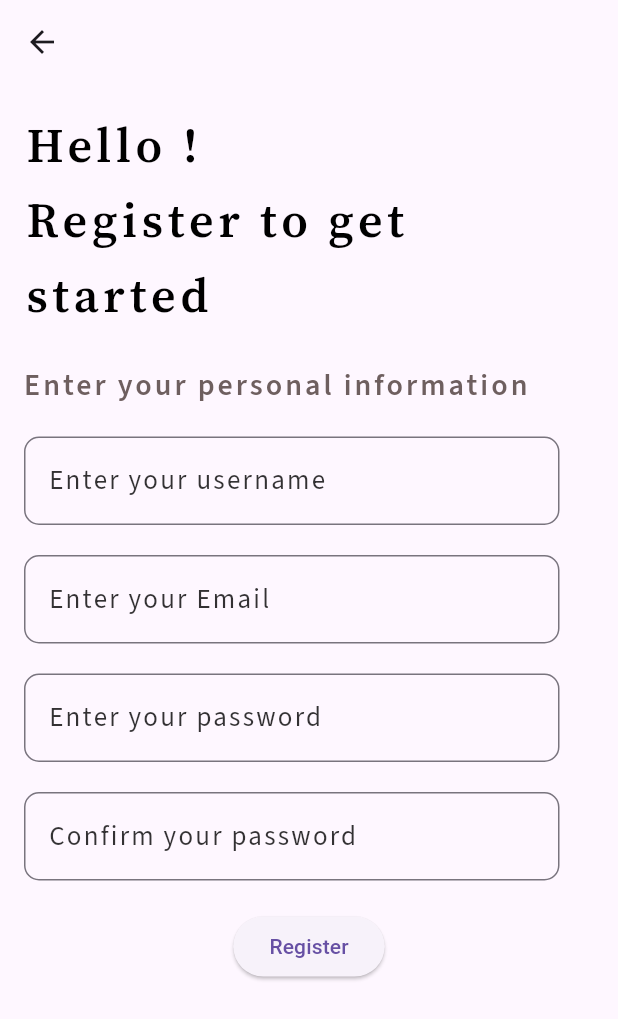
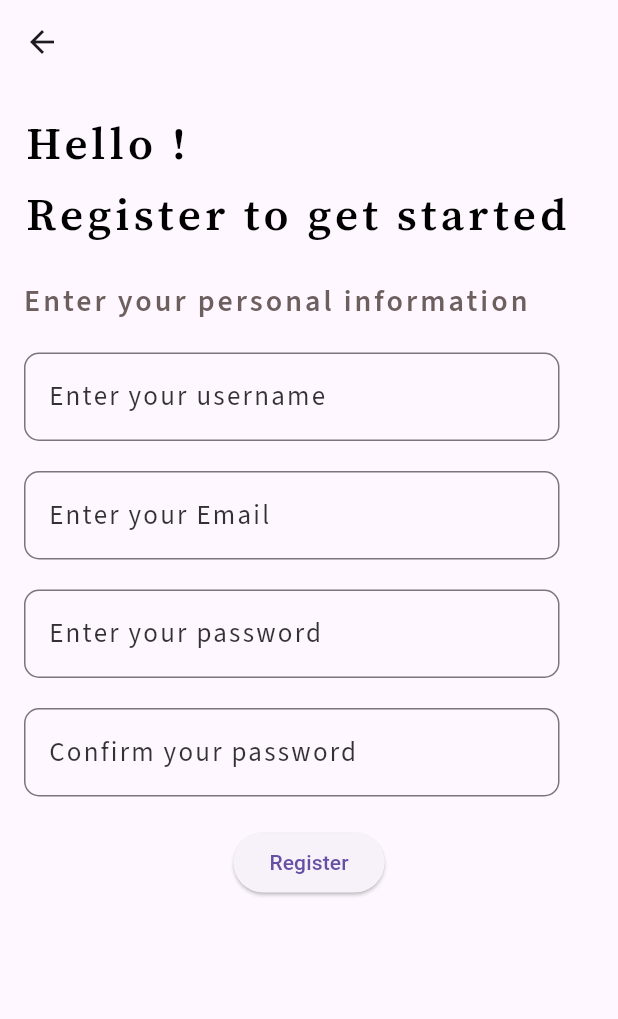
Before and after one commit to Lim-Huycheng/CADT_Y2_T2_Mobile_development, a Flutter app: the RegistrationForm screen opened directly, on a phone screen of 412 x 824 dp. Shown: the top 1019 px of the screen. Run offline on Flutter 3.47's test engine with Material 3 defaults, Android fonts, the phone set to English and light mode, and no system bars.

Commit message:
update_for_signup

```diff
--- a/lib/Lymean/signup.dart
+++ b/lib/Lymean/signup.dart
@@ -56,14 +56,14 @@ class HelloRegisterToGetStarted extends StatelessWidget {
     return SizedBox(
       width: 387,
       child: const Text(
-        'Hello ! \nRegister to get started ',
+        'Hello ! \nRegister to get started',
         style: TextStyle(
           color: Colors.black,
-          fontSize: 32,
+          fontSize: 30,
           fontFamily: 'SourceSerif',
           fontWeight: FontWeight.w600,
           height: 1.56,
-          letterSpacing: 3.20,
+          letterSpacing: 2.90,
         ),
       ),
     );
--- a/pubspec.yaml
+++ b/pubspec.yaml
@@ -39,6 +39,12 @@ dependencies:
 dev_dependencies:
   flutter_test:
     sdk: flutter
+  flutter_launcher_icons: "^0.14.3"
+
+flutter_launcher_icons:
+  android: "launcher_icon"
+  ios: true
+  image_path: "assets/logo/logo.jpg"
 
   # The "flutter_lints" package below contains a set of recommended lints to
   # encourage good coding practices. The lint set provided by the package is
```
Also changed, not shown: assets/logo/logo.jpg (added), lib/Chornay/Community_interface.dart (added), pubspec.lock, 29 other files.
